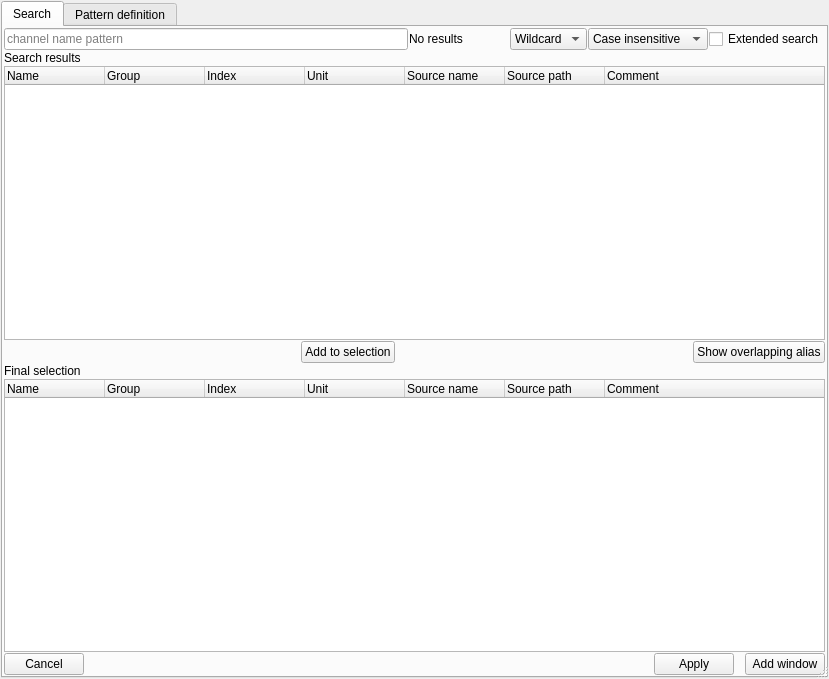
Above: src/asammdf/gui/ui/search_dialog.ui from danielhrisca/asammdf before the change. Below: the same form after it.
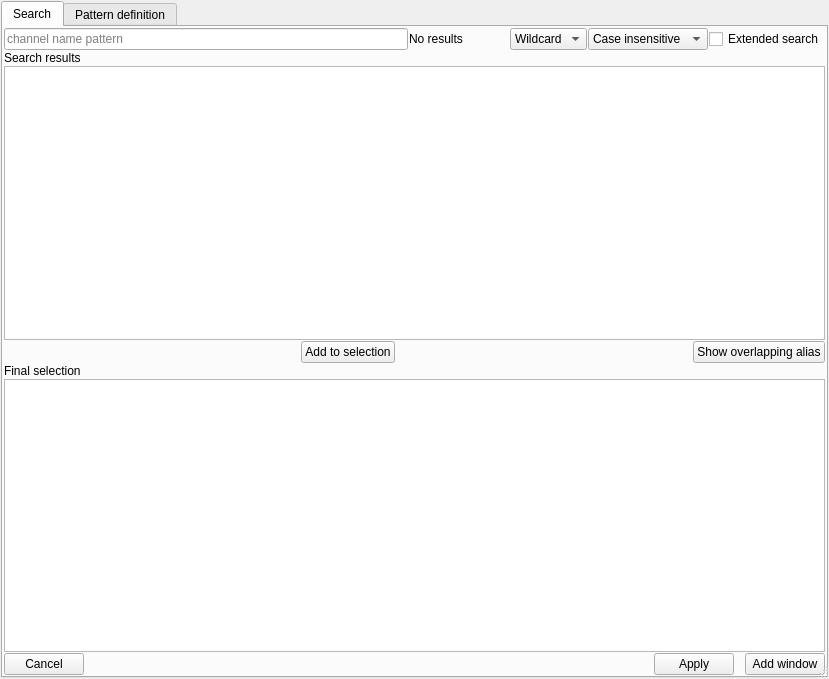
That is the form after the change. Icons and pictures are not drawn. Custom widgets are drawn as their Qt base class.

Commit message: improve search dialog speed for large matches count

What changed in the file:
```diff
--- a/src/asammdf/gui/ui/search_dialog.ui
+++ b/src/asammdf/gui/ui/search_dialog.ui
@@ -129,60 +129,6 @@
          </property>
         </widget>
        </item>
-       <item row="2" column="0" colspan="5">
-        <widget class="SearchTreeWidget" name="matches">
-         <property name="selectionMode">
-          <enum>QAbstractItemView::SelectionMode::ExtendedSelection</enum>
-         </property>
-         <property name="uniformRowHeights">
-          <bool>false</bool>
-         </property>
-         <property name="sortingEnabled">
-          <bool>false</bool>
-         </property>
-         <attribute name="headerMinimumSectionSize">
-          <number>40</number>
-         </attribute>
-         <attribute name="headerStretchLastSection">
-          <bool>true</bool>
-         </attribute>
-         <column>
-          <property name="text">
-           <string>Name</string>
-          </property>
-         </column>
-         <column>
-          <property name="text">
-           <string>Group</string>
-          </property>
-         </column>
-         <column>
-          <property name="text">
-           <string>Index</string>
-          </property>
-         </column>
-         <column>
-          <property name="text">
-           <string>Unit</string>
-          </property>
-         </column>
-         <column>
-          <property name="text">
-           <string>Source name</string>
-          </property>
-         </column>
-         <column>
-          <property name="text">
-           <string>Source path</string>
-          </property>
-         </column>
-         <column>
-          <property name="text">
-           <string>Comment</string>
-          </property>
-         </column>
-        </widget>
-       </item>
        <item row="4" column="0">
         <widget class="QLabel" name="label">
          <property name="text">
@@ -190,57 +136,6 @@
          </property>
         </widget>
        </item>
-       <item row="5" column="0" colspan="5">
-        <widget class="SearchTreeWidget" name="selection">
-         <property name="selectionMode">
-          <enum>QAbstractItemView::SelectionMode::ExtendedSelection</enum>
-         </property>
-         <property name="sortingEnabled">
-          <bool>false</bool>
-         </property>
-         <attribute name="headerMinimumSectionSize">
-          <number>25</number>
-         </attribute>
-         <attribute name="headerShowSortIndicator" stdset="0">
-          <bool>false</bool>
-         </attribute>
-         <column>
-          <property name="text">
-           <string>Name</string>
-          </property>
-         </column>
-         <column>
-          <property name="text">
-           <string>Group</string>
-          </property>
-         </column>
-         <column>
-          <property name="text">
-           <string>Index</string>
-          </property>
-         </column>
-         <column>
-          <property name="text">
-           <string>Unit</string>
-          </property>
-         </column>
-         <column>
-          <property name="text">
-           <string>Source name</string>
-          </property>
-         </column>
-         <column>
-          <property name="text">
-           <string>Source path</string>
-          </property>
-         </column>
-         <column>
-          <property name="text">
-           <string>Comment</string>
-          </property>
-         </column>
-        </widget>
-       </item>
        <item row="3" column="0" colspan="5">
         <layout class="QHBoxLayout" name="horizontalLayout_2">
          <property name="spacing">
@@ -380,6 +275,44 @@
          </item>
         </layout>
        </item>
+       <item row="2" column="0" colspan="5">
+        <widget class="QTreeView" name="matches">
+         <property name="editTriggers">
+          <set>QAbstractItemView::EditTrigger::NoEditTriggers</set>
+         </property>
+         <property name="selectionMode">
+          <enum>QAbstractItemView::SelectionMode::ExtendedSelection</enum>
+         </property>
+         <property name="uniformRowHeights">
+          <bool>true</bool>
+         </property>
+         <property name="sortingEnabled">
+          <bool>true</bool>
+         </property>
+         <attribute name="headerStretchLastSection">
+          <bool>true</bool>
+         </attribute>
+        </widget>
+       </item>
+       <item row="5" column="0" colspan="5">
+        <widget class="QTreeView" name="selection">
+         <property name="editTriggers">
+          <set>QAbstractItemView::EditTrigger::NoEditTriggers</set>
+         </property>
+         <property name="selectionMode">
+          <enum>QAbstractItemView::SelectionMode::ExtendedSelection</enum>
+         </property>
+         <property name="uniformRowHeights">
+          <bool>true</bool>
+         </property>
+         <property name="sortingEnabled">
+          <bool>true</bool>
+         </property>
+         <attribute name="headerStretchLastSection">
+          <bool>true</bool>
+         </attribute>
+        </widget>
+       </item>
       </layout>
      </widget>
      <widget class="QWidget" name="tab_2">
@@ -670,13 +603,6 @@
    </item>
   </layout>
  </widget>
- <customwidgets>
-  <customwidget>
-   <class>SearchTreeWidget</class>
-   <extends>QTreeWidget</extends>
-   <header>asammdf.gui.dialogs.advanced_search_helpers.h</header>
-  </customwidget>
- </customwidgets>
  <tabstops>
   <tabstop>search_box</tabstop>
   <tabstop>match_kind</tabstop>
```
The commit also changes 4 other files.
